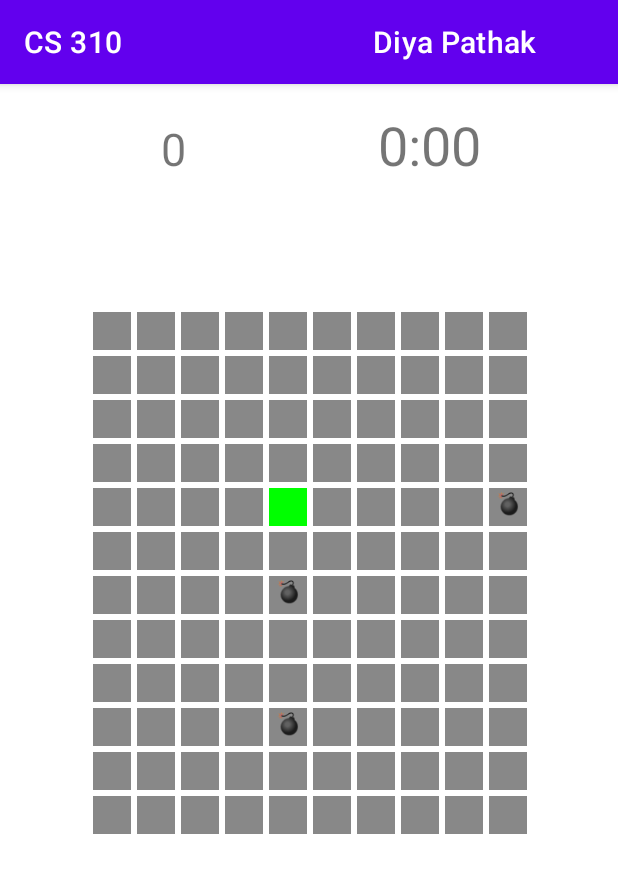
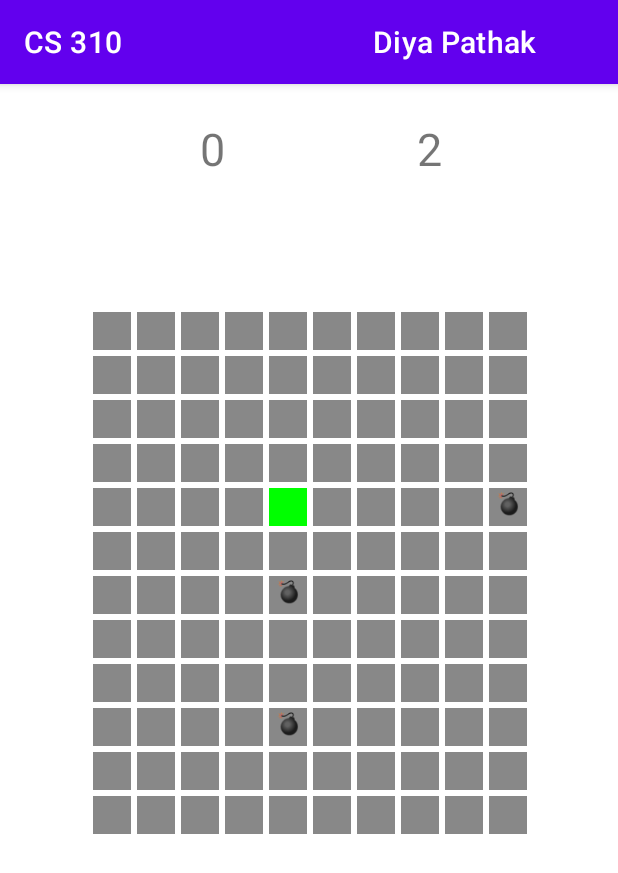
Before and after one commit to dpathak03/Minesweeper_, an Android app: the screen it shows after launch (MainActivity), after a tap on an icon or button, on a phone screen of 412 x 824 dp. Shown: the top 873 px of the screen. Run offline under Robolectric (Android 15) with nearby library versions, the phone set to English and light mode, and no system bars.

Commit message:
timer incrementing

```diff
--- a/app/src/main/java/com/example/minesweeper_/MainActivity.java
+++ b/app/src/main/java/com/example/minesweeper_/MainActivity.java
@@ -6,15 +6,22 @@ import androidx.gridlayout.widget.GridLayout;
 import android.content.res.Resources;
 import android.graphics.Color;
 import android.os.Bundle;
+import android.os.CountDownTimer;
 import android.util.Log;
 import android.view.LayoutInflater;
 import android.view.View;
 import android.widget.TextView;
 import java.util.Random;
-
-import java.util.ArrayList;
+import java.util.Locale;
+import android.os.Handler;
+import android.widget.TextView;
 
 public class MainActivity extends AppCompatActivity {
+    private Handler handler = new Handler();
+    private int time = 0;
+    int isFirstClick = 0;
+    private TextView timer;
+
 
     private static final int COLUMN_COUNT = 10; //12
     private static final int ROW_COUNT = 12; //10
@@ -36,7 +43,8 @@ public class MainActivity extends AppCompatActivity {
         setContentView(R.layout.activity_main);
 
         cell_tvs = new TextView[ROW_COUNT][COLUMN_COUNT];
-
+        timer = findViewById(R.id.timer);
+        timer.setText("0");
 
 
         // Method (2): add four dynamically created cells
@@ -105,6 +113,23 @@ public class MainActivity extends AppCompatActivity {
         int i = idx[0];
         int j = idx[1];
         tv.setText(String.valueOf(i)+String.valueOf(j));
+        isFirstClick+=1;
+        if(isFirstClick == 1) {
+            //timer = findViewById(R.id.timer);
+            //timer logic
+            new CountDownTimer(Long.MAX_VALUE, 1000) {
+                @Override
+                public void onTick(long millisUntilFinished) {
+                    time++;
+                    timer.setText(String.format(Locale.getDefault(), "%d", time));
+                }
+                @Override
+                public void onFinish() {
+                    // Handle timer finish if needed
+                }
+            }.start();
+        }
+
         if (tv.getCurrentTextColor() == Color.GRAY ) {
             if (cell_tvs[i][j].getText().equals(MINE_ICON)) {
                 // If the clicked cell contains a bomb, reveal it
--- a/app/src/main/res/layout/activity_main.xml
+++ b/app/src/main/res/layout/activity_main.xml
@@ -60,7 +60,7 @@
             android:layout_width="wrap_content"
             android:layout_height="wrap_content"
             android:text="0:00"
-            android:textSize="36sp"
+            android:textSize="30sp"
             android:textAlignment="center"
             app:layout_constraintTop_toTopOf="parent"
             app:layout_constraintStart_toEndOf="@id/timerIcon"
```
